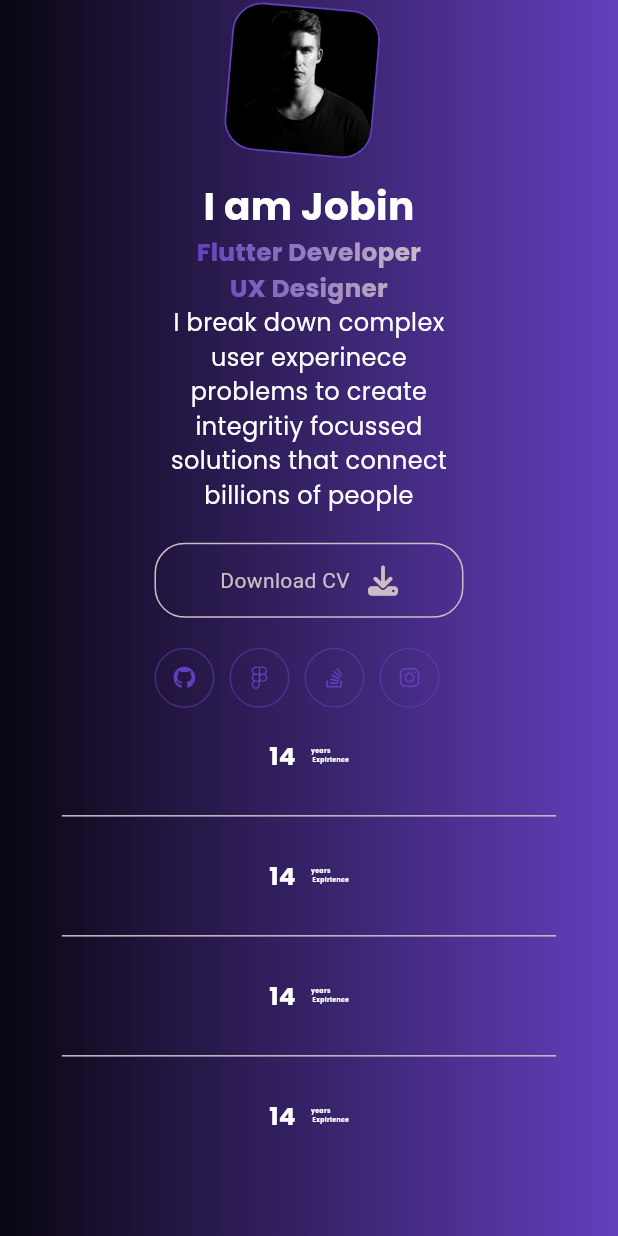
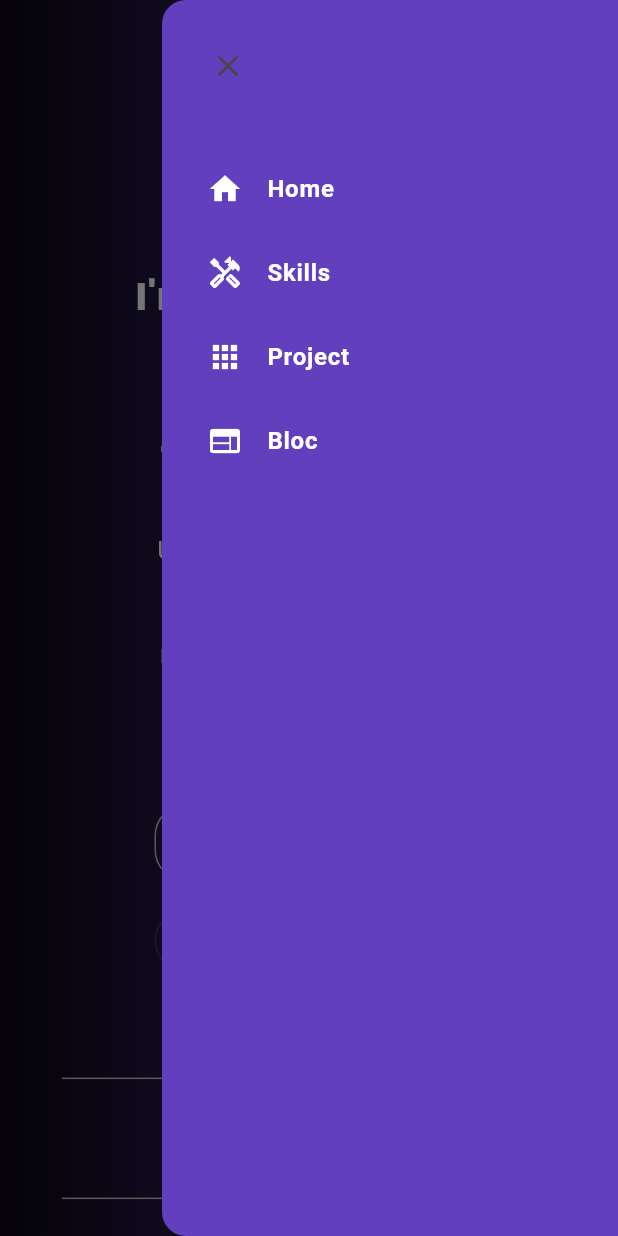
Before and after one commit to vishnulalvm/my_portfolio, a Flutter app: the screen it shows after launch, with the side drawer open (before the commit the screen has no drawer), on a phone screen of 412 x 824 dp. Run offline on Flutter 3.47's test engine with Material 3 defaults, Android fonts, the phone set to English and light mode, and no system bars; drawn by our look-alikes of simple_gradient_text; our stand-ins replace font_awesome_flutter.

Commit message:
Nav Bar section added

```diff
--- /dev/null
+++ b/lib/constants/nave_items.dart
@@ -0,0 +1,18 @@
+import 'package:flutter/material.dart';
+
+List<String>navTitles =[
+  "Home",
+  "Skills",
+  "Project",
+  "Bloc",
+  "Contact"
+];
+
+
+List<IconData>navIcons=[
+  Icons.home,
+  Icons.handyman_outlined,
+  Icons.apps,
+  Icons.web,
+  Icons.quick_contacts_mail
+];
--- /dev/null
+++ b/lib/constants/skill_items.dart
@@ -0,0 +1,37 @@
+List<Map> platformItems = [
+  {
+    "img": "assets/images/flutter_logo.png",
+    "title": "Android Developement",
+  },
+  {
+    "img": "assets/images/flutter_logo.png",
+    "title": "Windows Developer",
+  },
+  {
+    "img": "assets/images/flutter_logo.png",
+    "title": "IOS Developer",
+  },
+  {
+    "img": "assets/images/flutter_logo.png",
+    "title": "Web Developer",
+  },
+];
+
+List<Map> skillItems = [
+  {
+    "img": "assets/images/flutter_logo.png",
+    "title": "Flutter Developer",
+  },
+  {
+    "img": "assets/images/flutter_logo.png",
+    "title": "Flutter Developer",
+  },
+  {
+    "img": "assets/images/flutter_logo.png",
+    "title": "Flutter Developer",
+  },
+  {
+    "img": "assets/images/flutter_logo.png",
+    "title": "Flutter Developer",
+  },
+];
--- a/lib/screens/mobile/mobile_layout_page.dart
+++ b/lib/screens/mobile/mobile_layout_page.dart
@@ -3,7 +3,9 @@ import 'package:my_portfolio/constants/colors.dart';
 import 'package:my_portfolio/constants/styles.dart';
 import 'package:my_portfolio/screens/tablet/tablet_layout_page.dart';
 import 'package:my_portfolio/screens/widgets/count_container_widget.dart';
+import 'package:my_portfolio/screens/widgets/drawer_mobile.dart';
 import 'package:my_portfolio/screens/widgets/header_text_widget.dart';
+import 'package:my_portfolio/screens/widgets/mobile_nav.dart';
 import 'package:my_portfolio/screens/widgets/myservices_widget.dart';
 import 'package:my_portfolio/screens/widgets/rotaiting_image_widget.dart';
 
@@ -15,10 +17,13 @@ class MobileLayout extends StatefulWidget {
 }
 
 class _MobileLayoutState extends State<MobileLayout> {
+  final scaffoldKey = GlobalKey<ScaffoldState>();
   @override
   Widget build(BuildContext context) {
     Size size = MediaQuery.of(context).size;
     return Scaffold(
+      key: scaffoldKey,
+      endDrawer: const DrawerMobile(),
       body: Container(
         width: double.infinity,
         height: double.infinity,
@@ -28,6 +33,11 @@ class _MobileLayoutState extends State<MobileLayout> {
             mainAxisAlignment: MainAxisAlignment.center,
             crossAxisAlignment: CrossAxisAlignment.center,
             children: [
+              MobileNav(
+                ontap: () {
+                  scaffoldKey.currentState?.openEndDrawer();
+                },
+              ),
               const RotaitingImageContainer(),
               const SizedBox(
                 height: 20,
@@ -47,11 +57,6 @@ class _MobileLayoutState extends State<MobileLayout> {
                       ],
                     ),
                   ),
-
-                  // const Expanded(
-                  //   flex: 2,
-                  //   child: RotaitingImageContainer(),
-                  // )
                 ],
               ),
               Container(
--- /dev/null
+++ b/lib/screens/widgets/drawer_mobile.dart
@@ -0,0 +1,50 @@
+import 'package:flutter/material.dart';
+import 'package:my_portfolio/constants/colors.dart';
+import 'package:my_portfolio/constants/nave_items.dart';
+
+class DrawerMobile extends StatelessWidget {
+
+  const DrawerMobile({super.key});
+
+  @override
+  Widget build(BuildContext context) {
+    return Drawer(
+        backgroundColor: AppColors.studio,
+        child: ListView(
+          padding: EdgeInsets.zero,
+          children: <Widget>[
+            Align(
+              alignment: Alignment.centerLeft,
+              child: Padding(
+                padding: const EdgeInsets.only(left: 20,top: 20,bottom: 30),
+                child: IconButton(onPressed: (){
+                  Navigator.pop(context);
+
+                }, icon: const Icon(Icons.close),),
+              ),
+            ),
+            for (int i = 0; i < navIcons.length - 1; i++)
+              ListTile(
+
+                hoverColor: AppColors.hippieBlue,
+                contentPadding: const EdgeInsets.symmetric(horizontal: 30.0),
+                leading: Icon(
+                  navIcons[i],
+                  color: Colors.white,
+                ),
+                title: Text(
+                  navTitles[i],
+                  style: const TextStyle(
+                      color: Colors.white,
+                      fontSize: 16,
+                      fontWeight: FontWeight.w600),
+                ),
+                onTap: () {
+                  Navigator.pop(context);
+                },
+              ),
+          ],
+        ),
+      );
+  }
+}
--- a/lib/screens/widgets/header_text_widget.dart
+++ b/lib/screens/widgets/header_text_widget.dart
@@ -22,7 +22,7 @@ class HeaderTextWidget extends StatelessWidget {
           SizedBox(
               child: TextWidget(
             sSize: size,
-            text: "I am Jobin",
+            text: "I'm Vishnulal V M",
             color: Colors.white,
             size: 26,
             fw: FontWeight.bold,
@@ -31,8 +31,8 @@ class HeaderTextWidget extends StatelessWidget {
           GradientTextWidget(
             size: size,
             alignment: TextAlign.center,
-            text1: "Flutter Developer",
-            text2: "UX Designer",
+            text1: "Flutter Developer |",
+            text2: "UI UX Designer",
           ),
           SizedBox(
             width: size.width * 0.5,
@@ -40,7 +40,7 @@ class HeaderTextWidget extends StatelessWidget {
                 sSize: size,
                 alignment: TextAlign.center,
                 text:
-                    "I break down complex user experinece problems to create integritiy focussed solutions that connect billions of people",
+                    "Proficient Flutter developer with one year of experience, skilled in self-directed learning, UI/UX design, and cross-platform development. Strong focus on responsive, user-centric solutions with excellent team collaboration and adaptability.",
                 size: 16,
                 color: Colors.white,
                 fw: FontWeight.normal),
@@ -77,15 +77,15 @@ class GradientTextWidget extends StatelessWidget {
     return GradientText(
       textAlign: size.width < 600 && alignment != null ? alignment : null,
       "$text1\n${text2 ?? ""}",
-      colors: [
+      colors: const [
         AppColors.studio,
         AppColors.paleSlate,
       ],
       style: TextStyle(
-          fontSize: size.width * 0.040,
-          fontFamily: 'Poppins',
-          fontWeight: FontWeight.bold,
-          ),
+        fontSize: size.width * 0.040,
+        fontFamily: 'Poppins',
+        fontWeight: FontWeight.bold,
+      ),
     );
   }
 }
--- /dev/null
+++ b/lib/screens/widgets/mobile_nav.dart
@@ -0,0 +1,28 @@
+import 'package:flutter/material.dart';
+
+class MobileNav extends StatelessWidget {
+  final VoidCallback ontap;
+  const MobileNav({super.key, required this.ontap});
+
+  @override
+  Widget build(BuildContext context) {
+    return Container(
+      height: 50,
+      margin: const EdgeInsets.fromLTRB(40, 5, 20, 5),
+      child: Row(
+        children: [
+          const SizedBox(width: 10),
+          const Spacer(),
+          IconButton(
+            onPressed: ontap,
+            icon: const Icon(
+              Icons.menu,
+              size: 25,
+              color: Colors.white,
+            ),
+          )
+        ],
+      ),
+    );
+  }
+}
```
Also changed, not shown: lib/screens/largescreen/destop_layout_page.dart (+74 -13 lines), lib/screens/widgets/custom_tabbar.dart (added, +97 -0 lines), lib/screens/widgets/destop_nav.dart (added, +49 -0 lines), lib/screens/widgets/project_card.dart (added, +90 -0 lines), lib/screens/widgets/skills_desktop.dart (added, +63 -0 lines), assets/images/flutter_logo.png (added), assets/images/profile.jpg.
